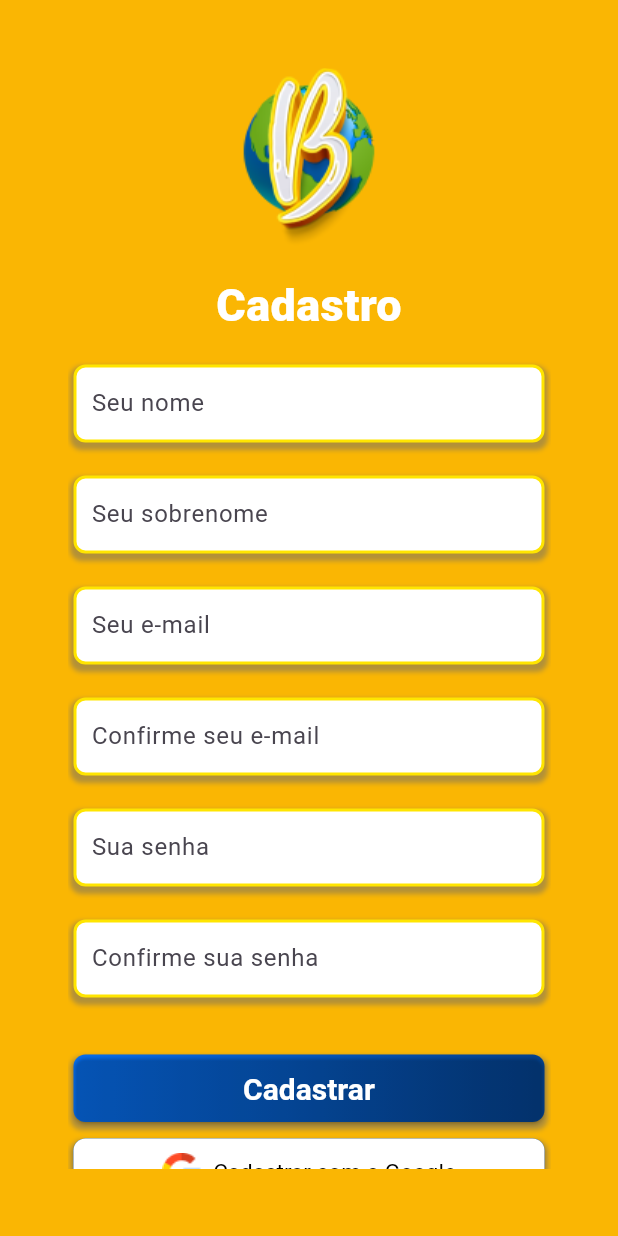
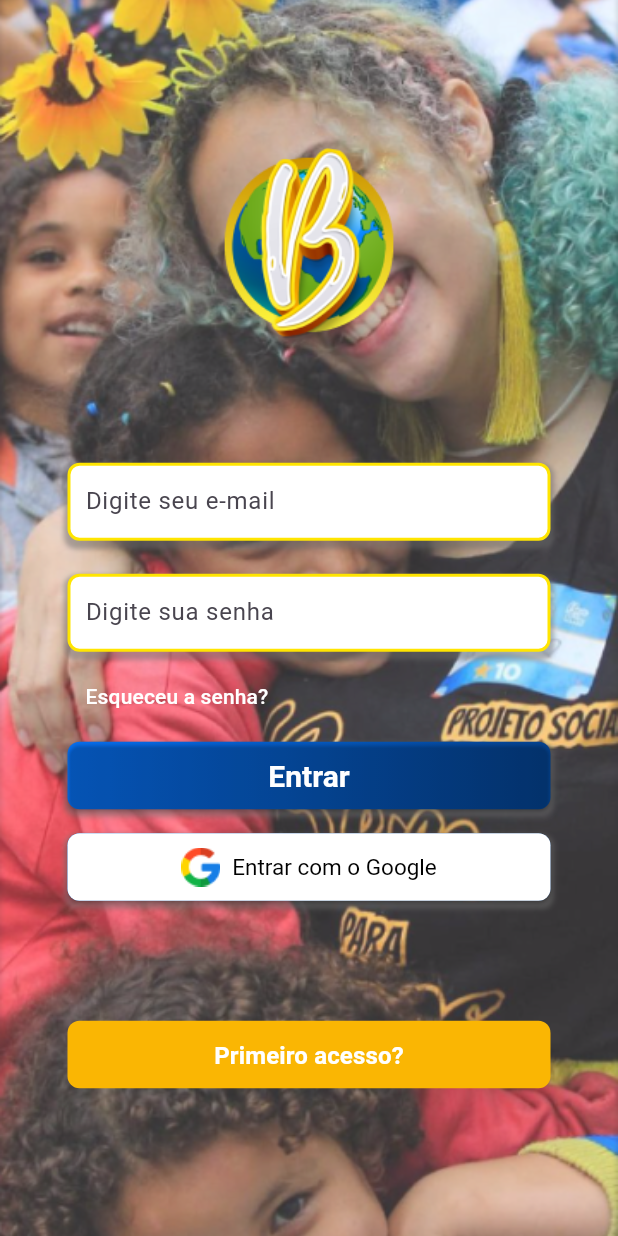
Before and after one commit to UNIP-EXTENSION/bem-para-todos, a Flutter app: the screen it shows after launch, on a phone screen of 412 x 824 dp. Run offline on Flutter 3.47's test engine with Material 3 defaults, Android fonts, the phone set to English and light mode, and no system bars; our stand-ins replace logger; missing offline and left inert: http_interceptor.

Commit message:
feat: created the login page and form

```diff
--- a/frontend/lib/components/auth-form.dart
+++ b/frontend/lib/components/auth-form.dart
@@ -1,6 +1,6 @@
 import 'package:flutter/material.dart';
 import 'package:frontend/components/buttons/button_auth.dart';
-import 'package:frontend/components/input-auth.dart';
+import 'package:frontend/components/inputs/input-auth.dart';
 import 'package:frontend/components/buttons/button-google.dart';
 import 'package:frontend/helpers/situation-alerts.dart';
 import 'package:frontend/models/User/User.dart';
@@ -75,7 +75,7 @@ class _AuthFormState extends State<AuthForm> {
       child: Form(
         key: _formKey,
         child: Column(
-           mainAxisAlignment: MainAxisAlignment.spaceEvenly,
+          mainAxisAlignment: MainAxisAlignment.spaceEvenly,
           crossAxisAlignment: CrossAxisAlignment.center,
           children: [
             InputAuth(
--- a/frontend/lib/components/input-auth.dart
+++ b/frontend/lib/components/inputs/input-auth.dart
@@ -7,13 +7,17 @@ class InputAuth extends StatefulWidget {
   final bool obscureText;
   final TextEditingController controller;
   final String value;
-  InputAuth(
-      {super.key,
-      required this.labelText,
-      this.hintText,
-      this.obscureText = false,
-      required this.controller,
-      required this.value});
+  final double marginBottom;
+
+  InputAuth({
+    super.key,
+    required this.labelText,
+    this.hintText,
+    this.obscureText = false,
+    required this.controller,
+    required this.value,
+    this.marginBottom = 22.0,
+  });
 
   @override
   State<InputAuth> createState() => _InputAuthState();
@@ -36,7 +40,7 @@ class _InputAuthState extends State<InputAuth> {
   @override
   Widget build(BuildContext context) {
     return Container(
-      margin: const EdgeInsets.only(bottom: 22.0),
+      margin: EdgeInsets.only(bottom: widget.marginBottom),
       decoration: BoxDecoration(
         color: const Color(0xFFFFFFFF),
         borderRadius: BorderRadius.circular(8.0),
--- /dev/null
+++ b/frontend/lib/components/login_form.dart
@@ -0,0 +1,113 @@
+import 'package:flutter/material.dart';
+import 'package:frontend/components/buttons/button_auth.dart';
+import 'package:frontend/components/buttons/button-google.dart';
+import 'package:frontend/components/inputs/input-auth.dart';
+import 'package:frontend/models/User/User.dart';
+
+class LoginForm extends StatefulWidget {
+  final Function onNavigateToAuthPage;
+
+  const LoginForm({
+    super.key,
+    required this.onNavigateToAuthPage,
+  });
+
+  @override
+  State<LoginForm> createState() => _LoginFormState();
+}
+
+class _LoginFormState extends State<LoginForm> {
+  final TextEditingController _emailController = TextEditingController();
+  final TextEditingController _passwordController = TextEditingController();
+
+  Map<String, dynamic> mapController() {
+    Map<String, String> map = {
+      "email": _emailController.text,
+      "password": _passwordController.text,
+    };
+    return map;
+  }
+
+  Map<String, dynamic> mapUser() {
+    User user = User.login(
+        email: mapController()["email"], password: mapController()["password"]);
+    return user.map();
+  }
+
+  void _submitForm() {
+    print('Tentando logar: ${mapUser()}');
+  }
+
+  @override
+  Widget build(BuildContext context) {
+    return Column(
+      mainAxisAlignment: MainAxisAlignment.center,
+      children: [
+        // Campo de email
+        InputAuth(
+          labelText: 'E-mail',
+          hintText: 'Digite seu e-mail',
+          controller: _emailController,
+          value: _emailController.text,
+        ),
+        // Campo de senha
+        InputAuth(
+          labelText: 'Senha',
+          hintText: 'Digite sua senha',
+          obscureText: true,
+          controller: _passwordController,
+          value: _passwordController.text,
+          marginBottom: 6,
+        ),
+        // Link de Esqueceu a senha
+        Align(
+          alignment: Alignment.centerLeft,
+          child: TextButton(
+            onPressed: () {
+              print('Esqueceu a senha');
+            },
+            child: const Text(
+              'Esqueceu a senha?',
+              style: TextStyle(color: Colors.white),
+            ),
+          ),
+        ),
+        const SizedBox(height: 6),
+        // Botão de Entrar
+        ButtonAuth(
+          text: 'Entrar',
+          onPressed: _submitForm,
+        ),
+        const SizedBox(height: 16),
+        // Botão do Google
+        const ButtonGoogle(
+          text: 'Entrar com o Google',
+        ),
+        const SizedBox(height: 80),
+        SizedBox(
+          width: double.infinity,
+          height: 45,
+          child: TextButton(
+            onPressed: () => widget.onNavigateToAuthPage(),
+            style: TextButton.styleFrom(
+              backgroundColor: const Color(0xFFFAB603),
+              foregroundColor: Colors.white,
+              padding: const EdgeInsets.symmetric(vertical: 12),
+              shape: RoundedRectangleBorder(
+                borderRadius: BorderRadius.circular(8),
+              ),
+            ),
+            child: const Text(
+              'Primeiro acesso?',
+              textAlign: TextAlign.center,
+              style: TextStyle(
+                fontWeight: FontWeight.bold,
+                fontSize: 16,
+              ),
+            ),
+          ),
+        ),
+      ],
+    );
+  }
+}
--- a/frontend/lib/main.dart
+++ b/frontend/lib/main.dart
@@ -1,5 +1,5 @@
 import 'package:flutter/material.dart';
-import 'package:frontend/pages/auth-page.dart';
+import 'package:frontend/pages/login_page.dart';
 
 void main() {
   runApp(const MyApp());
@@ -15,7 +15,7 @@ class MyApp extends StatelessWidget {
       theme: ThemeData(
         primaryColor: const Color(0xFFFAB603),
       ),
-      home: const AuthPage(),
+      home: const LoginPage(),
       debugShowCheckedModeBanner: false,
     );
   }
--- a/frontend/lib/models/User/User.dart
+++ b/frontend/lib/models/User/User.dart
@@ -11,6 +11,10 @@ class User {
       required this.lastName,
       required this.email,
       required this.password});
+
+  User.login({required this.email, required this.password})
+      : fisrtName = '',
+        lastName = '';
 
   //Converte os dados em um json
   User.fromMap(Map<String, String> map)
--- /dev/null
+++ b/frontend/lib/pages/login_page.dart
@@ -0,0 +1,58 @@
+import 'package:flutter/material.dart';
+import 'package:frontend/components/login_form.dart';
+import 'package:frontend/pages/auth-page.dart';
+
+class LoginPage extends StatefulWidget {
+  const LoginPage({super.key});
+
+  @override
+  State<LoginPage> createState() => _LoginPageState();
+}
+
+class _LoginPageState extends State<LoginPage> {
+  void _navigateToAuthPage() {
+    Navigator.push(
+      context,
+      MaterialPageRoute(builder: (context) => const AuthPage()),
+    );
+  }
+
+  @override
+  Widget build(BuildContext context) {
+    return Scaffold(
+      body: Stack(
+        children: [
+          // Imagem de fundo
+          Container(
+            decoration: const BoxDecoration(
+              image: DecorationImage(
+                image: AssetImage('lib/assets/images/background-login.png'),
+                fit: BoxFit.cover,
+              ),
+            ),
+          ),
+          // Conteúdo da tela de login
+          Center(
+            child: SingleChildScrollView(
+              padding: const EdgeInsets.symmetric(horizontal: 45.0),
+              child: Column(
+                mainAxisAlignment: MainAxisAlignment.center,
+                children: [
+                  Image.asset(
+                    'lib/assets/images/logo-login.png',
+                    height: 140,
+                  ),
+                  const SizedBox(height: 70),
+                  // Formulário de Login
+                  LoginForm(
+                    onNavigateToAuthPage: _navigateToAuthPage,
+                  ),
+                ],
+              ),
+            ),
+          ),
+        ],
+      ),
+    );
+  }
+}
--- a/frontend/pubspec.yaml
+++ b/frontend/pubspec.yaml
@@ -64,6 +64,8 @@ flutter:
   assets:
    - lib/assets/images/logo-app.png
    - lib/assets/images/logo-google.png
+   - lib/assets/images/background-login.png
+   - lib/assets/images/logo-login.png
 
   # To add assets to your application, add an assets section, like this:
   # assets:
```
Also changed, not shown: frontend/lib/assets/images/background-login.png (added), frontend/lib/assets/images/logo-login.png (added), frontend/pubspec.lock.
